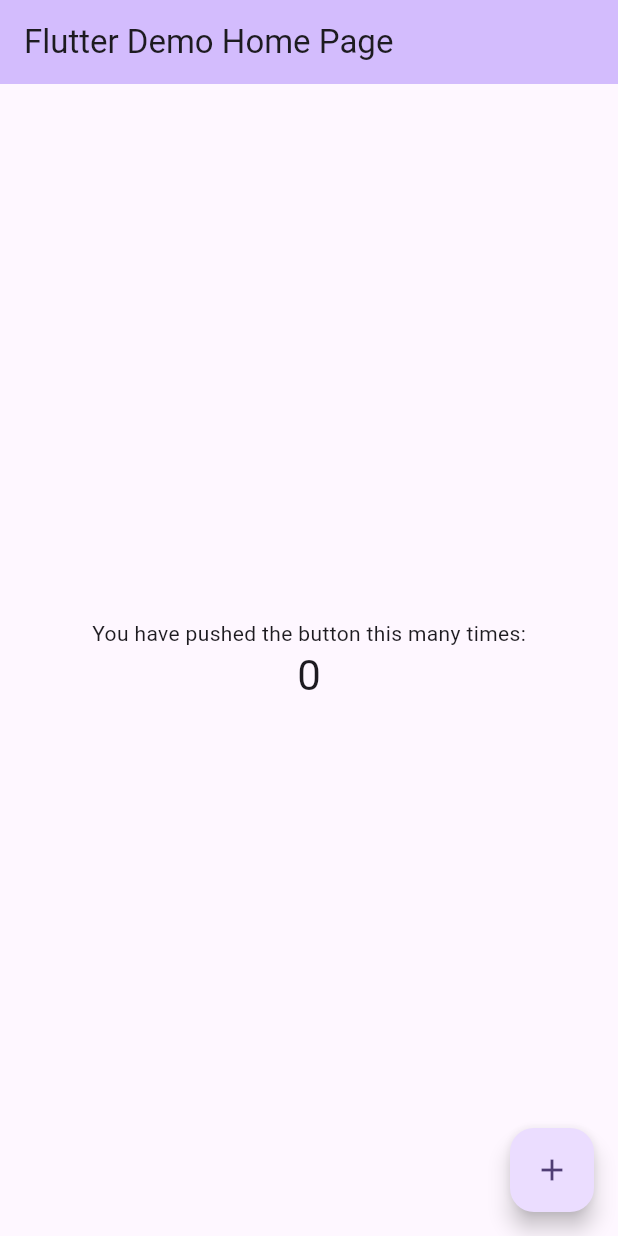
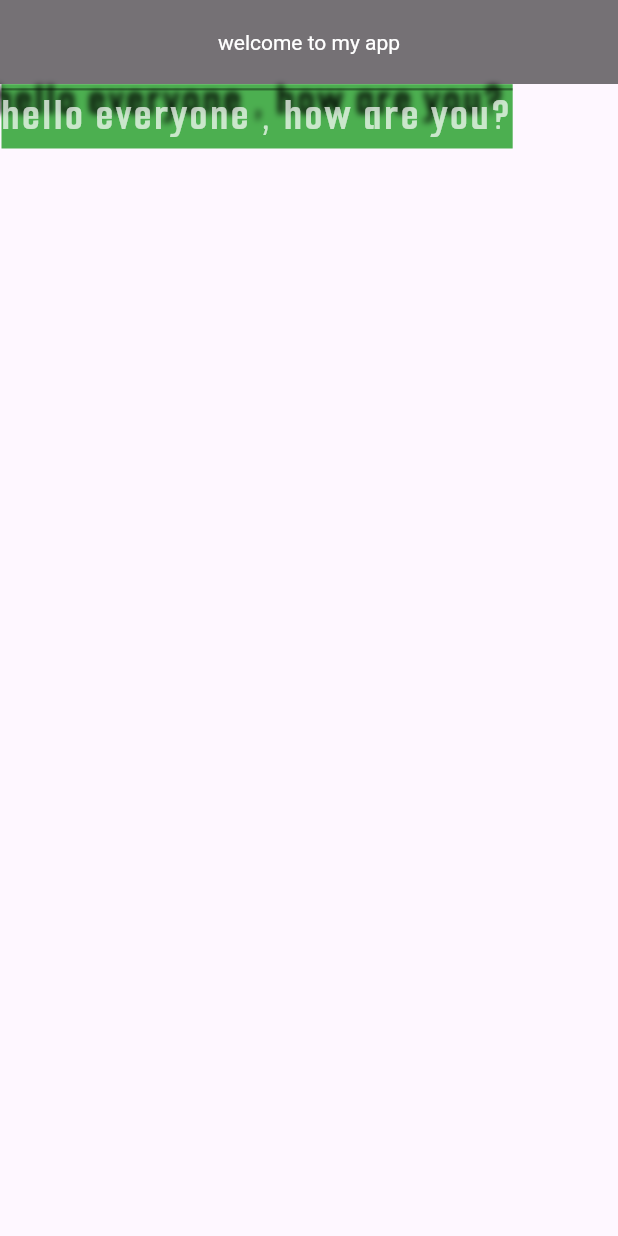
Before and after one commit to faria087/flutter, a Flutter app: the screen it shows after launch, on a phone screen of 412 x 824 dp. Run offline on Flutter 3.47's test engine with Material 3 defaults, Android fonts, the phone set to English and light mode, and no system bars.

Commit message:
Initial commit

```diff
--- /dev/null
+++ b/lib/home/screen.dart
@@ -0,0 +1,53 @@
+import 'package:flutter/material.dart';
+
+class Hscreen extends StatefulWidget {
+  const Hscreen({super.key});
+
+  @override
+  State<Hscreen> createState() => _HscreenState();
+}
+
+class _HscreenState extends State<Hscreen> {
+  String title = 'welcome to my app';
+  void changes() {
+    setState(() {
+      title = 'welcome home';
+    });
+  }
+
+  @override
+  Widget build(BuildContext context) {
+    return Scaffold(
+      appBar: AppBar(
+        backgroundColor: Colors.black54,
+        title: Text(title),
+        centerTitle: true,
+        titleTextStyle: TextStyle(color: Colors.white),
+      ),
+      // body: ElevatedButton(
+      //   onPressed: () {
+      //     changes();
+      //   },
+      //   child: Text('button'),
+      // ),
+      body: Text(
+        'hello everyone , how are you?',
+        maxLines: 3,
+        style: TextStyle(
+          fontFamily: 'myFont',
+          fontSize: 30,
+          fontWeight: FontWeight.bold,
+          fontStyle: FontStyle.normal,
+          letterSpacing: 2.0,
+          backgroundColor: Colors.green,
+          color: Colors.white70,
+          decorationColor: Colors.black38,
+          decoration: TextDecoration.overline,
+          shadows: [
+            Shadow(color: Colors.black, blurRadius: 5, offset: Offset(-5, -10)),
+          ],
+        ),
+      ),
+    );
+  }
+}
--- a/lib/main.dart
+++ b/lib/main.dart
@@ -1,122 +1,15 @@
 import 'package:flutter/material.dart';
+import 'package:prac_1/home/screen.dart';
 
 void main() {
-  runApp(const MyApp());
+  runApp(firstApp());
 }
 
-class MyApp extends StatelessWidget {
-  const MyApp({super.key});
-
-  // This widget is the root of your application.
-  @override
-  Widget build(BuildContext context) {
-    return MaterialApp(
-      title: 'Flutter Demo',
-      theme: ThemeData(
-        // This is the theme of your application.
-        //
-        // TRY THIS: Try running your application with "flutter run". You'll see
-        // the application has a purple toolbar. Then, without quitting the app,
-        // try changing the seedColor in the colorScheme below to Colors.green
-        // and then invoke "hot reload" (save your changes or press the "hot
-        // reload" button in a Flutter-supported IDE, or press "r" if you used
-        // the command line to start the app).
-        //
-        // Notice that the counter didn't reset back to zero; the application
-        // state is not lost during the reload. To reset the state, use hot
-        // restart instead.
-        //
-        // This works for code too, not just values: Most code changes can be
-        // tested with just a hot reload.
-        colorScheme: .fromSeed(seedColor: Colors.deepPurple),
-      ),
-      home: const MyHomePage(title: 'Flutter Demo Home Page'),
-    );
-  }
-}
-
-class MyHomePage extends StatefulWidget {
-  const MyHomePage({super.key, required this.title});
-
-  // This widget is the home page of your application. It is stateful, meaning
-  // that it has a State object (defined below) that contains fields that affect
-  // how it looks.
-
-  // This class is the configuration for the state. It holds the values (in this
-  // case the title) provided by the parent (in this case the App widget) and
-  // used by the build method of the State. Fields in a Widget subclass are
-  // always marked "final".
-
-  final String title;
-
-  @override
-  State<MyHomePage> createState() => _MyHomePageState();
-}
-
-class _MyHomePageState extends State<MyHomePage> {
-  int _counter = 0;
-
-  void _incrementCounter() {
-    setState(() {
-      // This call to setState tells the Flutter framework that something has
-      // changed in this State, which causes it to rerun the build method below
-      // so that the display can reflect the updated values. If we changed
-      // _counter without calling setState(), then the build method would not be
-      // called again, and so nothing would appear to happen.
-      _counter++;
-    });
-  }
+class firstApp extends StatelessWidget {
+  const firstApp({super.key});
 
   @override
   Widget build(BuildContext context) {
-    // This method is rerun every time setState is called, for instance as done
-    // by the _incrementCounter method above.
-    //
-    // The Flutter framework has been optimized to make rerunning build methods
-    // fast, so that you can just rebuild anything that needs updating rather
-    // than having to individually change instances of widgets.
-    return Scaffold(
-      appBar: AppBar(
-        // TRY THIS: Try changing the color here to a specific color (to
-        // Colors.amber, perhaps?) and trigger a hot reload to see the AppBar
-        // change color while the other colors stay the same.
-        backgroundColor: Theme.of(context).colorScheme.inversePrimary,
-        // Here we take the value from the MyHomePage object that was created by
-        // the App.build method, and use it to set our appbar title.
-        title: Text(widget.title),
-      ),
-      body: Center(
-        // Center is a layout widget. It takes a single child and positions it
-        // in the middle of the parent.
-        child: Column(
-          // Column is also a layout widget. It takes a list of children and
-          // arranges them vertically. By default, it sizes itself to fit its
-          // children horizontally, and tries to be as tall as its parent.
-          //
-          // Column has various properties to control how it sizes itself and
-          // how it positions its children. Here we use mainAxisAlignment to
-          // center the children vertically; the main axis here is the vertical
-          // axis because Columns are vertical (the cross axis would be
-          // horizontal).
-          //
-          // TRY THIS: Invoke "debug painting" (choose the "Toggle Debug Paint"
-          // action in the IDE, or press "p" in the console), to see the
-          // wireframe for each widget.
-          mainAxisAlignment: .center,
-          children: [
-            const Text('You have pushed the button this many times:'),
-            Text(
-              '$_counter',
-              style: Theme.of(context).textTheme.headlineMedium,
-            ),
-          ],
-        ),
-      ),
-      floatingActionButton: FloatingActionButton(
-        onPressed: _incrementCounter,
-        tooltip: 'Increment',
-        child: const Icon(Icons.add),
-      ),
-    );
+    return MaterialApp(debugShowCheckedModeBanner: false, home: Hscreen());
   }
 }
```
Also changed, not shown: pubspec.yaml (+7 -7 lines), assets/fonts/SmoochSans-VariableFont_wght.ttf (added), 1 other file.
